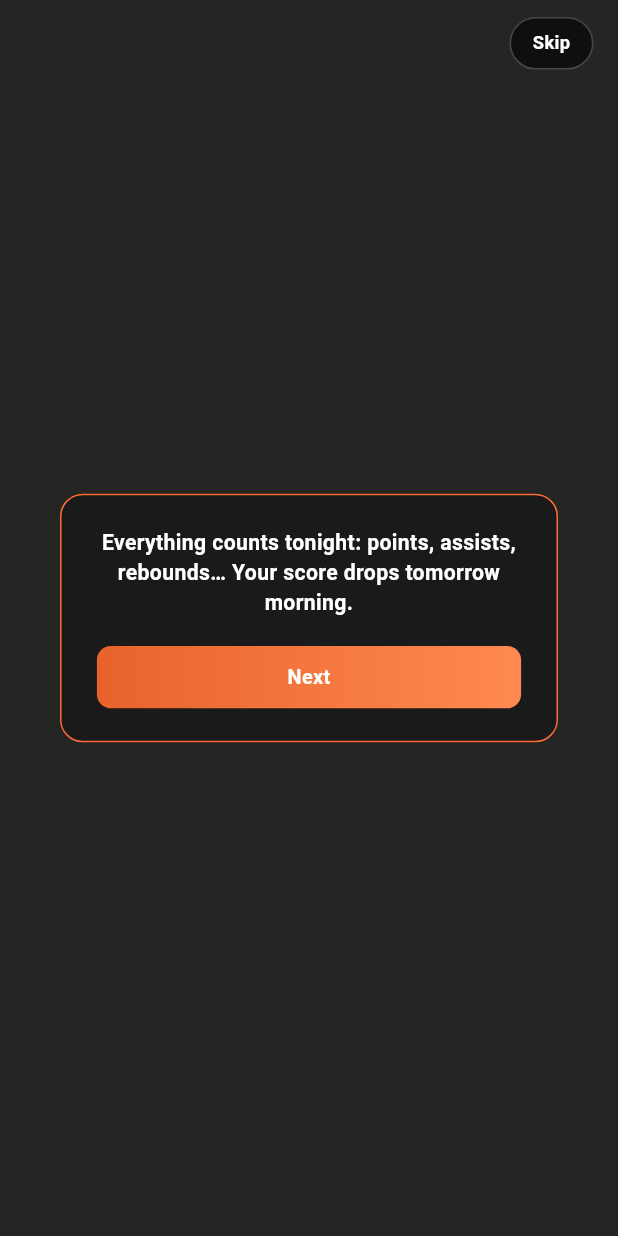
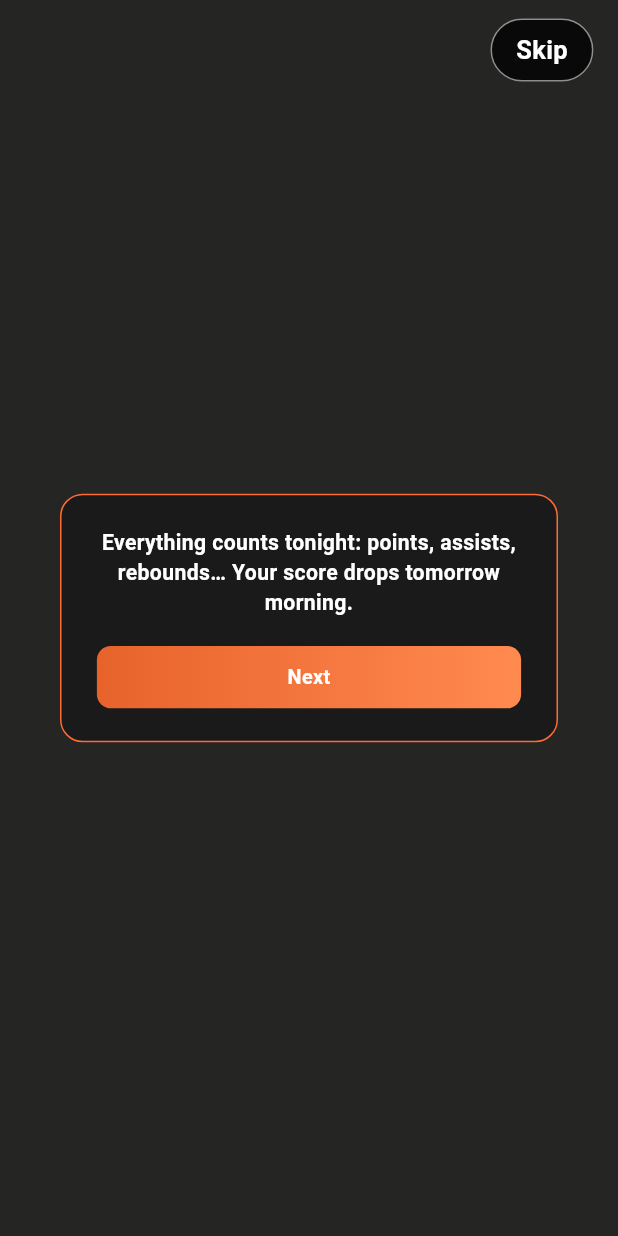
Before and after one commit to IH-Arik/Mon5majeur, a Flutter app: what showTutorialStep4Overlay() shows on an empty page, opened directly, on a phone screen of 412 x 824 dp. Run offline on Flutter 3.47's test engine with Material 3 defaults, Android fonts, the phone set to English and light mode, and no system bars; our stand-ins replace auto_size_text, camera, firebase_analytics, firebase_core, firebase_messaging, flutter_screenutil and 11 more; missing offline and left inert: purchases_flutter; accounts and stored records are empty; network calls fail.

Commit message:
fix(app): make the tutorial "Skip" button readable and make it really close
Readability: new shared TutorialSkipButton used on every step that offers
it (Showcase steps 0-3 and the step-4 dialog). It has its own transparent
Material, which removes the yellow debug underline, 17pt bold text, at least
a 44x44 touch area, a darker background for contrast, and never wraps or
overflows at 320/390 width. Text still comes from AppString.tutorialSkip.

Closing: skip() only ended the tutorial state, so on the Home step the
spotlight overlay stayed on screen. The Skip action now dismisses the
ShowCaseWidget after skip() (and still works without one), and _finish()
clears showHomeSpotlight so the Home builder cannot restart the spotlight.

Co-Authored-By: Claude Sonnet 5.5 <noreply@anthropic.com>

```diff
--- a/mon5majeur_app-main/lib/presentation/screens/tutorial/tutorial_controller.dart
+++ b/mon5majeur_app-main/lib/presentation/screens/tutorial/tutorial_controller.dart
@@ -171,6 +171,9 @@ class TutorialController extends GetxController {
     done.value = true;
     active.value = false;
     step.value = -1;
+    // Else the Home ShowCaseWidget builder starts the step-0 spotlight again
+    // on its next rebuild.
+    showHomeSpotlight.value = false;
     await SharedPrefsHelper.setBool(AppConstants.tutorialDone, true);
     await SharedPrefsHelper.remove(AppConstants.tutorialStep);
   }
--- a/mon5majeur_app-main/lib/presentation/screens/tutorial/tutorial_overlays.dart
+++ b/mon5majeur_app-main/lib/presentation/screens/tutorial/tutorial_overlays.dart
@@ -3,6 +3,7 @@ import 'package:flutter_screenutil/flutter_screenutil.dart';
 import 'package:get/get.dart';
 import '../../../core/constants/app_strings.dart';
 import 'tutorial_controller.dart';
+import 'tutorial_skip_button.dart';
 
 /// Tutorial step 4 — full-screen overlay, no spotlight, single "Next"
 /// button — plus a top-right Skip, since the spec allows Skip on steps 0
@@ -32,27 +33,11 @@ Future<void> showTutorialStep4Overlay(BuildContext context) {
         Positioned(
           top: MediaQuery.of(ctx).padding.top + 12.h,
           right: 16.w,
-          child: GestureDetector(
+          child: TutorialSkipButton(
             onTap: () {
               Navigator.of(ctx).pop();
               Get.find<TutorialController>().skip();
             },
-            child: Container(
-              padding: EdgeInsets.symmetric(horizontal: 14.w, vertical: 8.h),
-              decoration: BoxDecoration(
-                color: Colors.black.withValues(alpha: 0.6),
-                borderRadius: BorderRadius.circular(20.r),
-                border: Border.all(color: Colors.white24),
-              ),
-              child: Text(
-                AppString.tutorialSkip.tr,
-                style: TextStyle(
-                  color: Colors.white,
-                  fontSize: 13.sp,
-                  fontWeight: FontWeight.w600,
-                ),
-              ),
-            ),
           ),
         ),
       ],
--- a/mon5majeur_app-main/lib/presentation/screens/tutorial/tutorial_skip_button.dart
+++ b/mon5majeur_app-main/lib/presentation/screens/tutorial/tutorial_skip_button.dart
@@ -15,27 +15,77 @@ import 'tutorial_controller.dart';
 /// silently stops receiving taps while a step is active.
 FloatingActionWidget buildTutorialSkipAction(BuildContext context) {
   final tutorial = Get.find<TutorialController>();
+  // Looked up now: this builder gets the Showcase's context, which sits under
+  // the ShowCaseWidget. Null (no ancestor) must not stop Skip from working.
+  final showCase = context.findAncestorStateOfType<ShowCaseWidgetState>();
   return FloatingActionWidget(
     top: MediaQuery.of(context).padding.top + 12.h,
     right: 16.w,
+    child: TutorialSkipButton(
+      onTap: () async {
+        // Awaited: dismissing rebuilds the Home ShowCaseWidget, whose builder
+        // restarts the step-0 spotlight while showHomeSpotlight is still set
+        // (it is cleared at the end of skip()).
+        await tutorial.skip();
+        // skip() only ends the tutorial state: the spotlight overlay stays
+        // up (the Home Showcase never leaves the tree) unless dismissed.
+        try {
+          showCase?.dismiss();
+        } catch (_) {
+          // nothing to dismiss
+        }
+      },
+    ),
+  );
+}
+
+/// The "Skip" pill, shared by every tutorial step that offers it.
+///
+/// Its own transparent [Material]: the showcase overlay and the step-4 dialog
+/// stack have none, and a Text without one shows the yellow double underline
+/// in debug. At least 44x44 to tap, 17 (not scaled, so 16-18 at any width)
+/// bold, on a darker pill for contrast; never wraps or overflows.
+class TutorialSkipButton extends StatelessWidget {
+  final VoidCallback onTap;
+
+  const TutorialSkipButton({super.key, required this.onTap});
+
+  @override
+  Widget build(BuildContext context) {
+    return Material(
+      type: MaterialType.transparency,
       child: GestureDetector(
-      onTap: () => tutorial.skip(),
+        behavior: HitTestBehavior.opaque,
+        onTap: onTap,
+        child: ConstrainedBox(
+          constraints: const BoxConstraints(minWidth: 44, minHeight: 44),
+          child: Center(
+            widthFactor: 1,
+            heightFactor: 1,
             child: Container(
-        padding: EdgeInsets.symmetric(horizontal: 14.w, vertical: 8.h),
+              padding: const EdgeInsets.symmetric(horizontal: 16, vertical: 8),
               decoration: BoxDecoration(
-          color: Colors.black.withValues(alpha: 0.6),
-          borderRadius: BorderRadius.circular(20.r),
-          border: Border.all(color: Colors.white24),
+                color: Colors.black.withValues(alpha: 0.75),
+                borderRadius: BorderRadius.circular(22),
+                border: Border.all(color: Colors.white54),
               ),
+              child: FittedBox(
+                fit: BoxFit.scaleDown,
                 child: Text(
                   AppString.tutorialSkip.tr,
-          style: TextStyle(
+                  maxLines: 1,
+                  softWrap: false,
+                  style: const TextStyle(
                     color: Colors.white,
-            fontSize: 13.sp,
-            fontWeight: FontWeight.w600,
+                    fontSize: 17,
+                    fontWeight: FontWeight.w700,
+                  ),
+                ),
+              ),
             ),
           ),
         ),
       ),
     );
   }
+}
```
Lines whose indentation alone changed are shown as unchanged.
